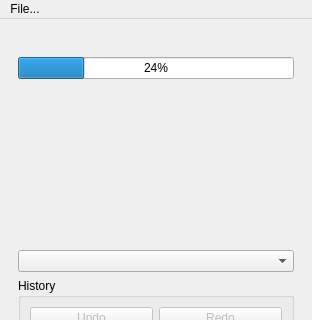
The window that ui/toolbox.ui (dafne-imaging/dafne) describes before a commit, drawn with Qt 5; both pictures show x 0 to 312 and y 0 to 320 of the 312 by 900 pixel window.
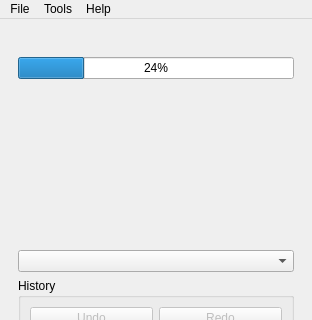
The same window after the commit. Icons and pictures are not drawn.

Commit message: About dialog

Patch:
```diff
--- a/ui/toolbox.ui
+++ b/ui/toolbox.ui
@@ -496,7 +496,7 @@
    </property>
    <widget class="QMenu" name="menuFile">
     <property name="title">
-     <string>File...</string>
+     <string>File</string>
     </property>
     <widget class="QMenu" name="menuSave_masks">
      <property name="title">
@@ -521,7 +521,21 @@
     <addaction name="actionImport_masks"/>
     <addaction name="menuSave_masks"/>
    </widget>
+   <widget class="QMenu" name="menuTools">
+    <property name="title">
+     <string>Tools</string>
+    </property>
+    <addaction name="actionCalculate_statistics"/>
+   </widget>
+   <widget class="QMenu" name="menuHelp">
+    <property name="title">
+     <string>Help</string>
+    </property>
+    <addaction name="actionAbout"/>
+   </widget>
    <addaction name="menuFile"/>
+   <addaction name="menuTools"/>
+   <addaction name="menuHelp"/>
   </widget>
   <widget class="QStatusBar" name="statusbar"/>
   <action name="actionImport_ROIs">
```
Left out of the diff: 10 changed lines with no effect on the pictures. The commit also changes 5 other files.
